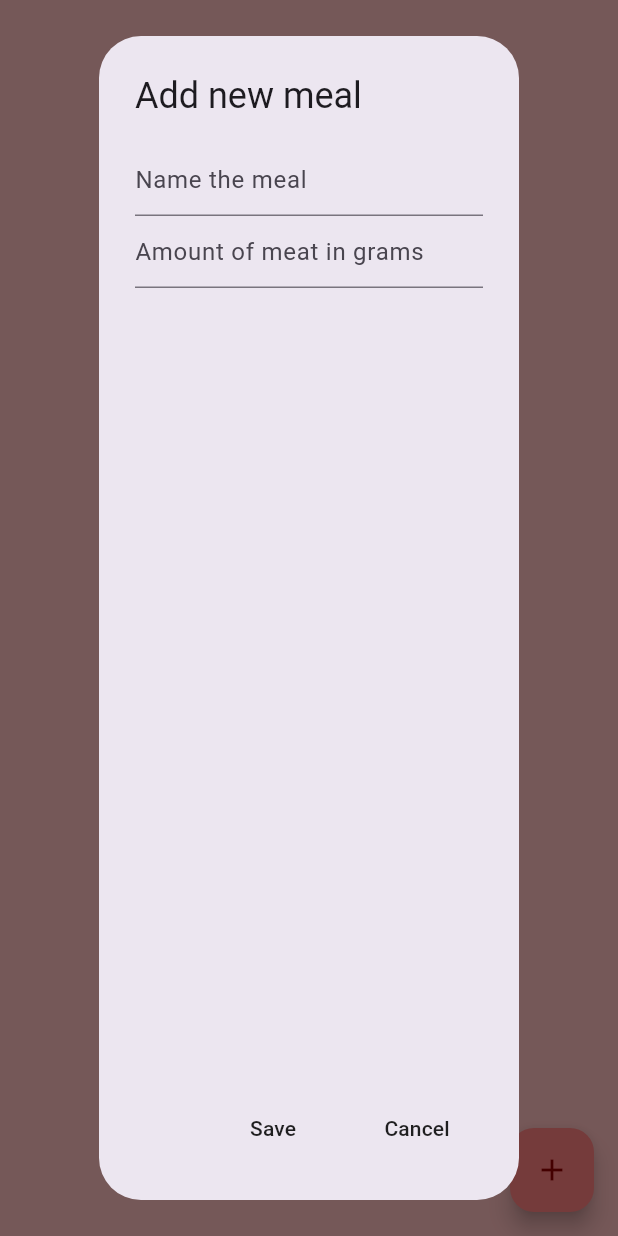
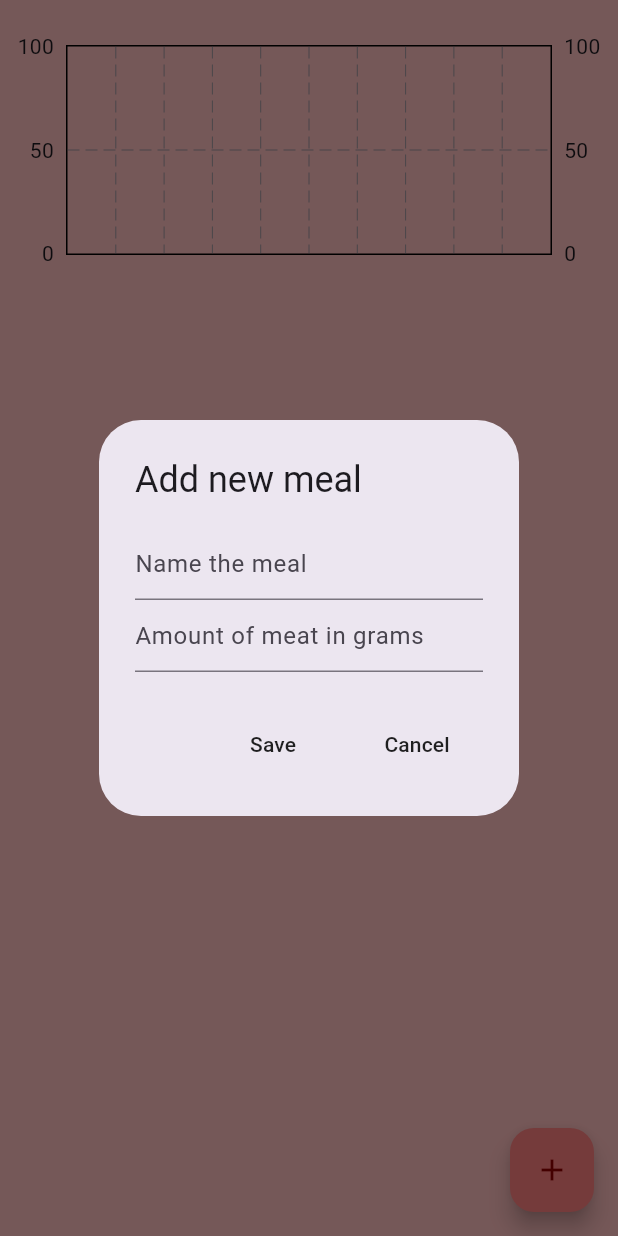
Before and after one commit to felixfeldweg-del/Meat-Tracker, a Flutter app: the screen it shows after launch, after a tap on the "add" icon, on a phone screen of 412 x 824 dp. Run offline on Flutter 3.47's test engine with Material 3 defaults, Android fonts, the phone set to English and light mode, and no system bars; drawn by our look-alikes of fl_chart; our stand-ins replace hive, hive_flutter; accounts and stored records are empty.

Commit message:
Added UI/ Graphs

```diff
--- /dev/null
+++ b/lib/bar graph/bar_data.dart
@@ -0,0 +1,33 @@
+import 'package:meattrack/bar%20graph/single_bar.dart';
+
+class BarData {
+  final double sunAmount;
+  final double monAmount;
+  final double tueAmount;
+  final double wedAmount;
+  final double thuAmount;
+  final double friAmount;
+  final double satAmount;
+
+  List<SingleBar> barData = [];
+
+  BarData({
+    required this.sunAmount,
+    required this.monAmount,
+    required this.tueAmount,
+    required this.wedAmount,
+    required this.thuAmount,
+    required this.friAmount,
+    required this.satAmount,
+  });
+
+  void initBarData(){
+    barData.add(SingleBar(x: 0, y: sunAmount));
+    barData.add(SingleBar(x: 1, y: monAmount));
+    barData.add(SingleBar(x: 2, y: tueAmount));
+    barData.add(SingleBar(x: 3, y: wedAmount));
+    barData.add(SingleBar(x: 4, y: thuAmount));
+    barData.add(SingleBar(x: 5, y: friAmount));
+    barData.add(SingleBar(x: 6, y: satAmount));
+  }
+}
--- /dev/null
+++ b/lib/bar graph/bar_graph.dart
@@ -0,0 +1,51 @@
+import 'package:fl_chart/fl_chart.dart';
+import 'package:flutter/material.dart';
+import 'package:meattrack/bar%20graph/bar_data.dart';
+
+class MyBarGraph extends StatelessWidget {
+
+  final double? maxY;
+  final double sunAmount;
+  final double monAmount;
+  final double tueAmount;
+  final double wedAmount;
+  final double thuAmount;
+  final double friAmount;
+  final double satAmount;
+
+  const MyBarGraph({
+    super.key,
+    this.maxY,
+    required this.sunAmount,
+    required this.monAmount,
+    required this.tueAmount,
+    required this.wedAmount,
+    required this.thuAmount,
+    required this.friAmount,
+    required this.satAmount,
+  });
+
+  @override
+  Widget build(BuildContext context) {
+
+    BarData myBarData =BarData(
+      sunAmount: sunAmount,
+      monAmount: monAmount,
+      tueAmount: tueAmount,
+      wedAmount: wedAmount,
+      thuAmount: thuAmount,
+      friAmount: friAmount,
+      satAmount: satAmount
+    );
+
+    return BarChart(
+      BarChartData(
+        maxY: maxY,
+        minY: 0,
+        barGroups: myBarData.barData
+          .map((data) => BarChartGroupData(x: data.x, ))
+          .toList()
+      )
+    );
+  }
+}
--- /dev/null
+++ b/lib/bar graph/single_bar.dart
@@ -0,0 +1,6 @@
+class SingleBar {
+  final int x;
+  final double y;
+
+  SingleBar({required this.x, required this.y });
+}
--- a/lib/data/hive_database.dart
+++ b/lib/data/hive_database.dart
@@ -19,7 +19,7 @@ class HiveDatabase{
   //read
   List<MeatItem> readData(){
 
-  List<List<dynamic>> meatListFormatted = _myBox.get('MEAT_LIST') ?? [];
+  List<dynamic> meatListFormatted = _myBox.get('MEAT_LIST') ?? [];
 
   List<MeatItem> meatList = [];
   for(var meat in meatListFormatted){
--- a/lib/data/meat_data.dart
+++ b/lib/data/meat_data.dart
@@ -31,5 +31,11 @@ class MeatData extends ChangeNotifier{
 
   //get weekday
 
+  //start of week
+  DateTime getStartOfWeek(){
+    DateTime now = DateTime.now();
+    DateTime startOfWeek = DateTime(now.year, now.month, now.day - now.weekday);
+    return startOfWeek;
+  }
 
 }
--- a/lib/pages/home_page.dart
+++ b/lib/pages/home_page.dart
@@ -2,6 +2,8 @@ import 'package:flutter/material.dart';
 import 'package:flutter/services.dart';
 import 'package:meattrack/data/meat_data.dart';
 import 'package:meattrack/models/meat_item.dart';
+import 'package:meattrack/widgets/meat_summary.dart';
+import 'package:meattrack/widgets/meat_tile.dart';
 import 'package:provider/provider.dart';
 
 class HomePage extends StatefulWidget {
@@ -27,6 +29,7 @@ class _HomePageState extends State<HomePage> {
     showDialog(context: context, builder: (context) => AlertDialog(
       title: const Text('Add new meal'),
       content: Column(
+        mainAxisSize: MainAxisSize.min,
         children: [
           TextField(
             controller: _nameController,
@@ -49,7 +52,7 @@ class _HomePageState extends State<HomePage> {
         ),
         actions: [
           MaterialButton(
-            onPressed: _saveMeat,
+            onPressed:  _saveMeat,
             child: const Text('Save'),
           ),
           MaterialButton(
@@ -61,6 +64,10 @@ class _HomePageState extends State<HomePage> {
   }
 
   void _saveMeat(){
+    if(_amountController.text.isEmpty || _nameController.text.isEmpty){
+      return;
+    }
+
     MeatItem newItem = MeatItem(
       amount:  int.parse(_amountController.text),
       name: _nameController.text,
@@ -89,13 +96,24 @@ class _HomePageState extends State<HomePage> {
           ),
           backgroundColor: Color(0xffff8080),
         ),
-        body: ListView.builder(
-          itemCount: value.getMeatList().length,
-          itemBuilder: (context, index) => ListTile(
-            title: Text(value.getMeatList()[index].name),
-            subtitle: Text(value.getMeatList()[index].amount.toString() + " g"),
-          )
-                  ),
+        body: ListView(
+          children: [
+            MeatSummary(
+              startOfWeek: value.getStartOfWeek()
+            ),
+
+            ListView.builder(
+              shrinkWrap: true,
+              physics: NeverScrollableScrollPhysics(),
+              itemCount: value.getMeatList().length,
+              itemBuilder: (context, index) => MeatTile(
+                name: value.getMeatList()[index].name,
+                amount: value.getMeatList()[index].amount,
+                dateTime: value.getMeatList()[index].dateTime
+              )
+            ),
+          ]
+        ),
       ),
     );
   }
--- /dev/null
+++ b/lib/widgets/meat_summary.dart
@@ -0,0 +1,30 @@
+import 'package:flutter/material.dart';
+import 'package:meattrack/bar%20graph/bar_graph.dart';
+import 'package:meattrack/data/meat_data.dart';
+import 'package:provider/provider.dart';
+
+class MeatSummary extends StatelessWidget {
+  final DateTime startOfWeek;
+  const MeatSummary({
+    super.key,
+    required this.startOfWeek});
+
+  @override
+  Widget build(BuildContext context) {
+    return Consumer<MeatData>(
+      builder: (context, value, child) => SizedBox(
+        height: 200,
+        child: MyBarGraph(
+          maxY: 100,
+          sunAmount: 20,
+          monAmount: 30,
+          tueAmount: 40,
+          wedAmount: 50,
+          thuAmount: 60,
+          friAmount: 70,
+          satAmount: 80, //! Just placeholder
+          )
+        )
+    );
+  }
+}
--- /dev/null
+++ b/lib/widgets/meat_tile.dart
@@ -0,0 +1,24 @@
+import 'package:flutter/material.dart';
+
+class MeatTile extends StatelessWidget {
+ final String name;
+ final int amount;
+ final DateTime dateTime;
+
+ const MeatTile({
+  super.key,
+  required this.name,
+  required this.amount,
+  required this.dateTime,
+ });
+
+  @override
+  Widget build(BuildContext context) {
+    return ListTile(
+      title: Text(name),
+      subtitle: Text(dateTime.day.toString() + "/" + dateTime.month.toString() + "/" + dateTime.year.toString()),
+      trailing: Text(amount.toString() + " g"),
+
+    );
+  }
+}
--- a/pubspec.yaml
+++ b/pubspec.yaml
@@ -35,7 +35,7 @@ dependencies:
   # Use with the CupertinoIcons class for iOS style icons.
   cupertino_icons: ^1.0.8
   provider:
-  fl_chart:
+  fl_chart: ^0.60.0
   hive:
   hive_flutter:
 
```
Also changed, not shown: pubspec.lock.
